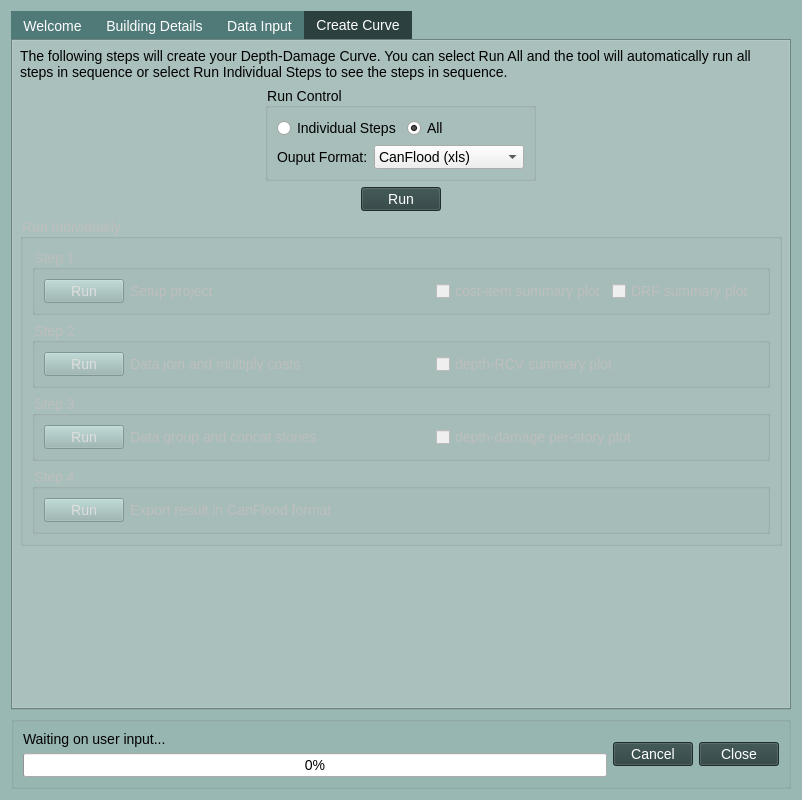
Qt form cancurve/bldgs/cc_bldgs_dialog.ui (NRCan/CanCurve) before a commit.
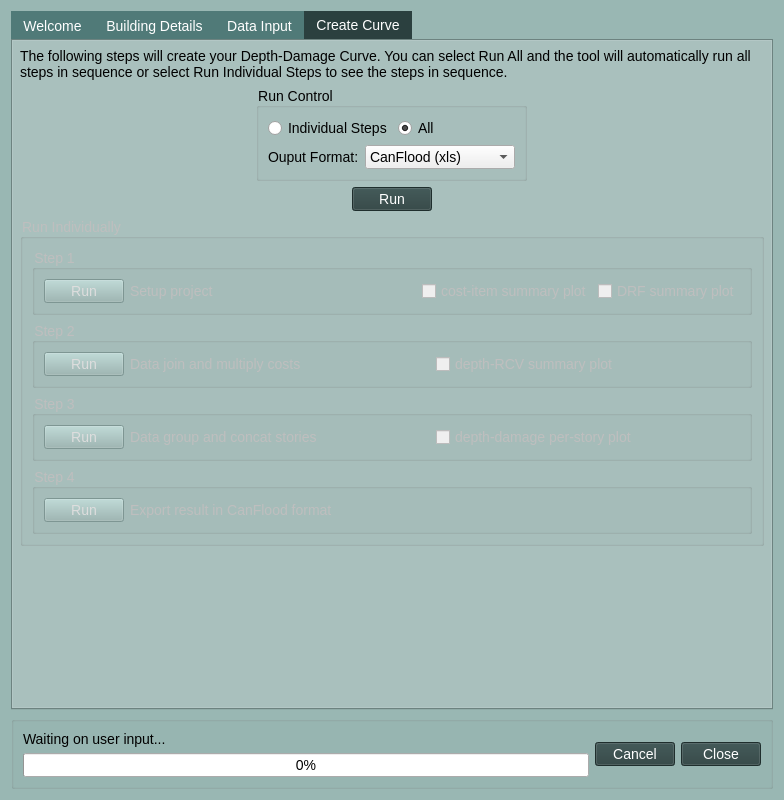
The same form after that commit. The open tabs and pages were chosen to show the change. Icons and pictures are not drawn.

What changed in the file:
```diff
--- a/cancurve/bldgs/cc_bldgs_dialog.ui
+++ b/cancurve/bldgs/cc_bldgs_dialog.ui
@@ -867,6 +867,12 @@
       </layout>
      </widget>
      <widget class="QWidget" name="tab4actions">
+      <property name="sizePolicy">
+       <sizepolicy hsizetype="Expanding" vsizetype="Preferred">
+        <horstretch>0</horstretch>
+        <verstretch>0</verstretch>
+       </sizepolicy>
+      </property>
       <property name="font">
        <font>
         <pointsize>-1</pointsize>
@@ -888,8 +894,17 @@
        </item>
        <item>
         <layout class="QVBoxLayout" name="verticalLayout_5">
+         <property name="sizeConstraint">
+          <enum>QLayout::SetNoConstraint</enum>
+         </property>
          <item alignment="Qt::AlignHCenter">
-          <widget class="QGroupBox" name="groupBox">
+          <widget class="QGroupBox" name="groupBox_tab4actions_1">
+           <property name="minimumSize">
+            <size>
+             <width>0</width>
+             <height>0</height>
+            </size>
+           </property>
            <property name="font">
             <font>
              <pointsize>-1</pointsize>
@@ -973,6 +988,12 @@
            <property name="enabled">
             <bool>false</bool>
            </property>
+           <property name="minimumSize">
+            <size>
+             <width>700</width>
+             <height>0</height>
+            </size>
+           </property>
            <property name="title">
             <string>Run Individually</string>
            </property>
```
Left out of the diff: 23 changed lines with no effect on the pictures.
